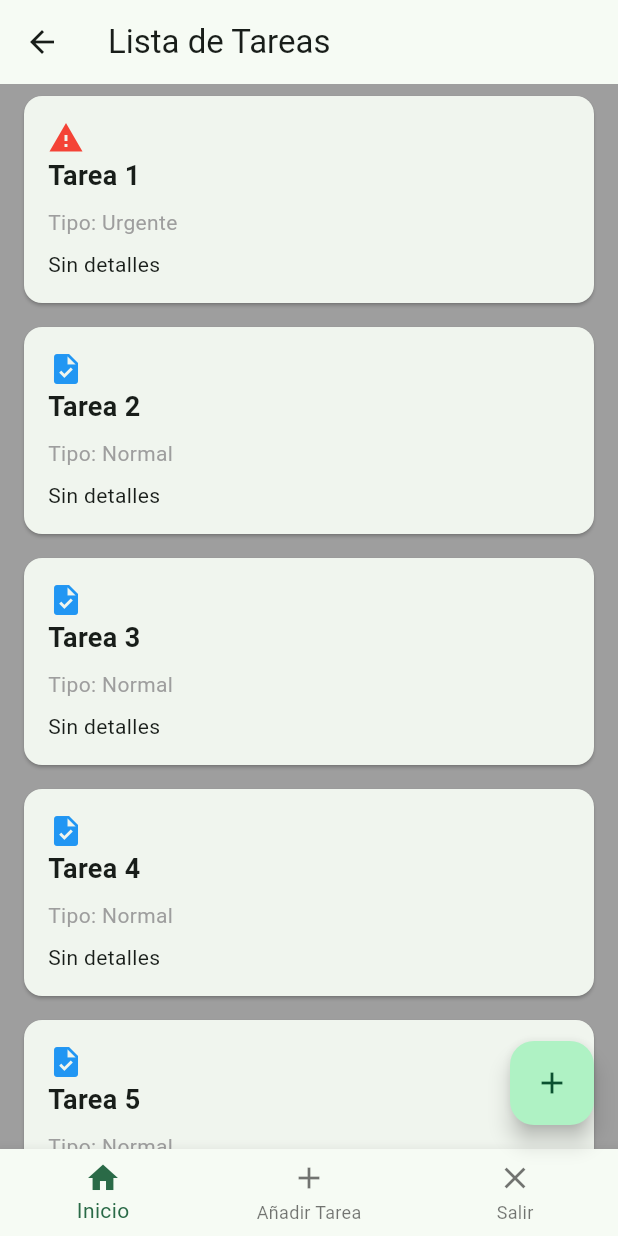
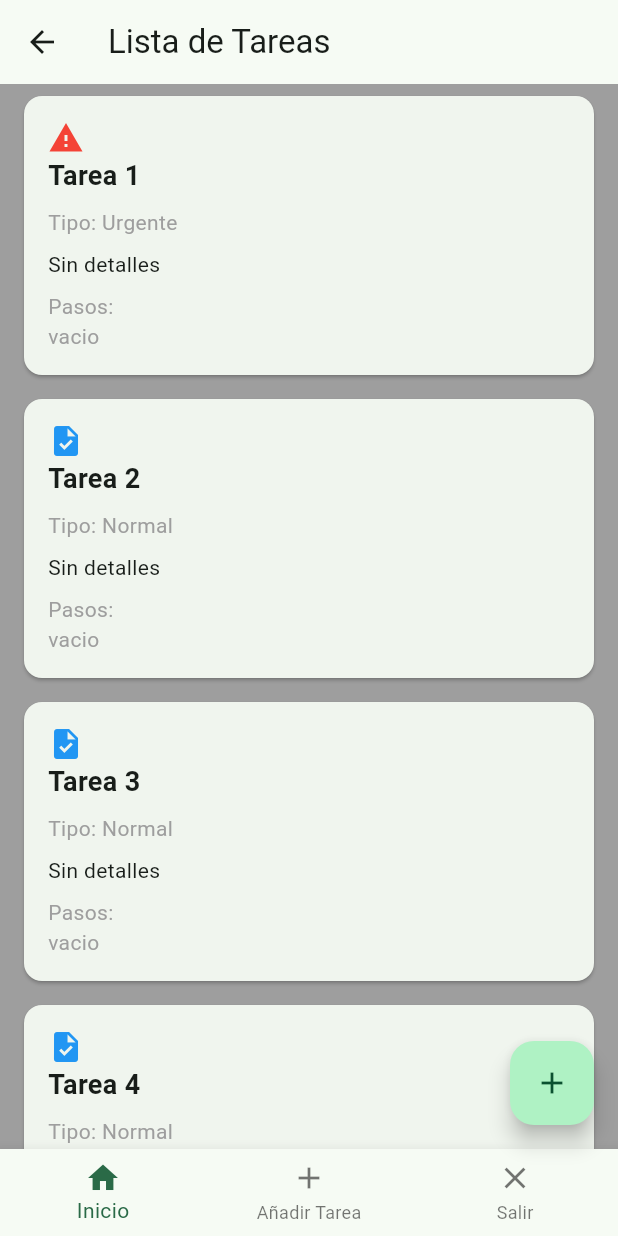
Before and after one commit to danusitacm/dcristaldo-flutter01, a Flutter app: the TareasScreen screen opened directly, on a phone screen of 412 x 824 dp. Run offline on Flutter 3.47's test engine with Material 3 defaults, Android fonts, the phone set to English and light mode, and no system bars.

Commit message:
Modifica el codigo segun promt 2
Arregla problemas de ciclos circulares entre la clase task_repository y task_service
Agrega los pasos como subtitulo

```diff
--- a/lib/data/task_repository.dart
+++ b/lib/data/task_repository.dart
@@ -6,35 +6,30 @@ class TaskRepository {
       title: 'Tarea 1',
       type: 'Urgente',
       detail: 'Sin detalles',
-      date: DateTime.now(),
       fechaLimite: DateTime.now().add(const Duration(days: 1)),
     ),
     Task(
       title: 'Tarea 2',
       type: 'Normal',
       detail: 'Sin detalles',
-      date: DateTime.now(),
       fechaLimite: DateTime.now().add(const Duration(days: 2)),
     ),
     Task(
       title: 'Tarea 3',
       type: 'Normal',
       detail: 'Sin detalles',
-      date: DateTime.now(),
       fechaLimite: DateTime.now().add(const Duration(days: 3)),
     ),
     Task(
       title: 'Tarea 4',
       type: 'Normal',
       detail: 'Sin detalles',
-      date: DateTime.now(),
       fechaLimite: DateTime.now().add(const Duration(days: 4)),
     ),
     Task(
       title: 'Tarea 5',
       type: 'Normal',
       detail: 'Sin detalles',
-      date: DateTime.now(),
       fechaLimite: DateTime.now().add(const Duration(days: 5)),
     ),
   ];
@@ -46,7 +41,16 @@ class TaskRepository {
 
   // Agrega una nueva tarea
   void addTask(Task task) {
-    _tasks.add(task);
+    // Crea una nueva tarea con los pasos generados
+    final newTask = Task(
+      title: task.title,
+      type: task.type,
+      detail: task.detail,
+      fechaLimite: task.fechaLimite,
+      pasos: task.pasos,
+    );
+
+    _tasks.add(newTask);
   }
 
   // Actualiza una tarea existente
@@ -62,4 +66,26 @@ class TaskRepository {
       _tasks.removeAt(index);
     }
   }
+
+  List<Task> loadMoreTasks() {
+    return List.generate(5, (indice) {
+      return Task(
+        title: 'Tarea ${_tasks.length + indice + 1}',
+        type: 'Normal',
+        detail: 'Sin detalles',
+        fechaLimite: DateTime.now().add(const Duration(days: 7)),
+        pasos: getStepsForTask(
+          'Tarea ${_tasks.length + indice + 1}',
+        ), // Asigna los pasos generados
+      );
+    });
+  }
+
+  List<String> getStepsForTask(String titulo) {
+    return [
+      'Paso 1: Planificar $titulo',
+      'Paso 2: Ejecutar $titulo',
+      'Paso 3: Revisar $titulo',
+    ];
+  }
 }
--- a/lib/domain/task.dart
+++ b/lib/domain/task.dart
@@ -2,21 +2,16 @@ class Task {
   final String title;
   final String type;
   final String detail;
-  final DateTime date;
   final DateTime fechaLimite; // Campo para la fecha límite
   final List<String> pasos;
+
   Task({
     required this.title,
     this.type = 'Normal',
     required this.detail,
-    DateTime? date,
     DateTime? fechaLimite,
-    int diasParaLimite = 7,
     this.pasos = const ["vacio"],
-  }) : date = date ?? DateTime.now(),
-       fechaLimite = (date ?? DateTime.now()).add(
-         Duration(days: diasParaLimite),
-       ); // Inicializa el campo pasos
+  }) : fechaLimite = fechaLimite ?? DateTime.now();
 
   bool isUrgent() {
     return type == 'Urgente';
--- a/lib/helpers/task_card_helper.dart
+++ b/lib/helpers/task_card_helper.dart
@@ -2,13 +2,13 @@ import 'package:flutter/material.dart';
 import 'package:dcristaldo/domain/task.dart';
 
 class TaskCardHelper {
-  static Widget buildTaskCard(Task task) {
-    return Card(
+  static Widget buildTaskCard(Task task, VoidCallback onTap) {
+    return GestureDetector(
+      onTap: onTap,
+      child: Card(
         margin: const EdgeInsets.symmetric(horizontal: 16.0, vertical: 8.0),
         child: Container(
-        width:
-            double
-                .infinity, // Asegura que el Card ocupe todo el ancho disponible
+          width: double.infinity,
           padding: const EdgeInsets.all(16.0),
           child: Column(
             crossAxisAlignment: CrossAxisAlignment.start,
@@ -19,7 +19,10 @@ class TaskCardHelper {
               ),
               Text(
                 task.title,
-              style: const TextStyle(fontSize: 18, fontWeight: FontWeight.bold),
+                style: const TextStyle(
+                  fontSize: 18,
+                  fontWeight: FontWeight.bold,
+                ),
               ),
               const SizedBox(height: 8),
               Text(
@@ -28,7 +31,14 @@ class TaskCardHelper {
               ),
               const SizedBox(height: 8),
               Text(task.detail, style: const TextStyle(fontSize: 14)),
+              const SizedBox(height: 8),
+              if (task.pasos.isNotEmpty)
+                Text(
+                  'Pasos:\n${task.pasos.join('\n')}',
+                  style: const TextStyle(fontSize: 14, color: Colors.grey),
+                ),
             ],
+          ),
         ),
       ),
     );
```
Also changed, not shown: lib/api/services/task_service.dart (+14 -27 lines), lib/presentation/tareas_screen.dart (+20 -46 lines). Lines whose indentation alone changed are shown as unchanged.
